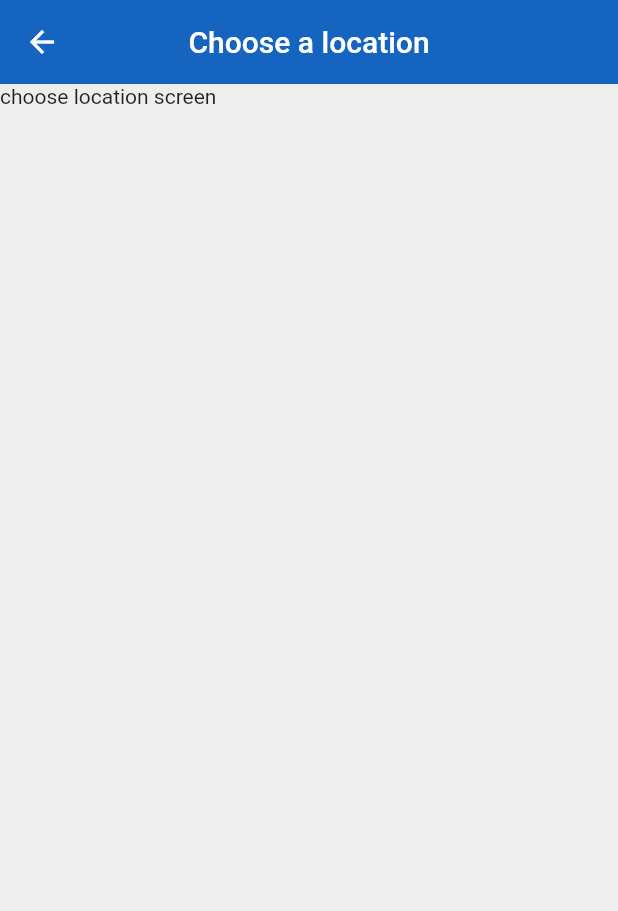
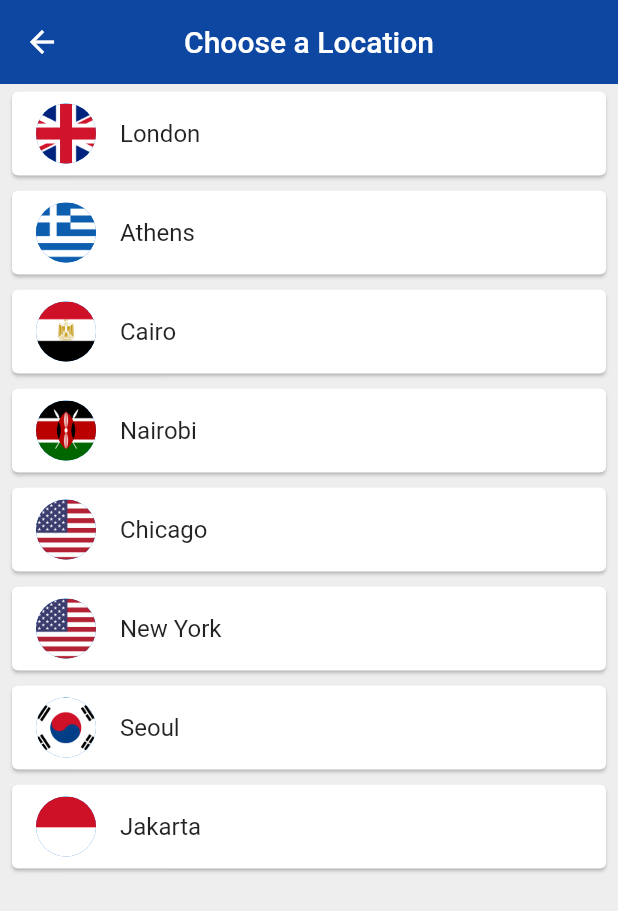
Before and after one commit to safa-abidi/flutter-world-time, a Flutter app: the ChooseLocation screen opened by its route, on a phone screen of 412 x 824 dp. Shown: the top 911 px of the screen. Run offline on Flutter 3.47's test engine with Material 2 defaults, Android fonts, the phone set to English and light mode, and no system bars; our stand-ins replace flutter_spinkit; network calls fail.

Commit message:
added choose location page ui and functionality

```diff
--- a/lib/pages/choose_location.dart
+++ b/lib/pages/choose_location.dart
@@ -1,4 +1,5 @@
 import 'package:flutter/material.dart';
+import 'package:world_time/services/world_time.dart';
 
 class ChooseLocation extends StatefulWidget {
   @override
@@ -7,17 +8,63 @@ class ChooseLocation extends StatefulWidget {
 
 class _ChooseLocationState extends State<ChooseLocation> {
 
+  List<WorldTime> locations = [
+    WorldTime(url: 'Europe/London', location: 'London', flag: 'uk.png'),
+    WorldTime(url: 'Europe/Berlin', location: 'Athens', flag: 'greece.png'),
+    WorldTime(url: 'Africa/Cairo', location: 'Cairo', flag: 'egypt.png'),
+    WorldTime(url: 'Africa/Nairobi', location: 'Nairobi', flag: 'kenya.png'),
+    WorldTime(url: 'America/Chicago', location: 'Chicago', flag: 'usa.png'),
+    WorldTime(url: 'America/New_York', location: 'New York', flag: 'usa.png'),
+    WorldTime(url: 'Asia/Seoul', location: 'Seoul', flag: 'south_korea.png'),
+    WorldTime(url: 'Asia/Jakarta', location: 'Jakarta', flag: 'indonesia.png'),
+  ];
+
+  void updateTime(index) async{
+    WorldTime instance = locations[index];
+    await instance.getTime();
+    //navigate to home screen
+    Navigator.pop(context, {
+      'location': instance.location,
+      'flag': instance.flag,
+      'time': instance.time,
+      'isDaytime': instance.isDaytime,
+    });
+  }
+
+  @override
+  void initState() {
+    super.initState();
+  }
+
   @override
   Widget build(BuildContext context) {
     return Scaffold(
       backgroundColor: Colors.grey[200],
       appBar: AppBar(
-        backgroundColor: Colors.blue[800],
-        title: Text('Choose a location'),
+        backgroundColor: Colors.blue[900],
+        title: Text('Choose a Location'),
         centerTitle: true,
         elevation: 0,
       ),
-      body: Text('choose location screen'),
+      body: ListView.builder(
+          itemCount: locations.length,
+          itemBuilder: (context, index) {
+            return Padding(
+              padding: const EdgeInsets.symmetric(vertical: 1.0, horizontal: 4.0),
+              child: Card(
+                child: ListTile(
+                  onTap: () {
+                    updateTime(index);
+                  },
+                  title: Text(locations[index].location),
+                  leading: CircleAvatar(
+                    backgroundImage: AssetImage('assets/${locations[index].flag}'),
+                  ),
+                ),
+              ),
+            );
+          }
+      ),
     );
   }
 }
```
Also changed, not shown: lib/pages/home.dart (+15 -7 lines), assets/day.png, assets/egypt.png (added), assets/germany.png (added), assets/greece.png (added), assets/indonesia.png (added), assets/kenya.png (added), assets/night.png, assets/south_korea.png (added), assets/uk.png (added), assets/usa.png (added).
